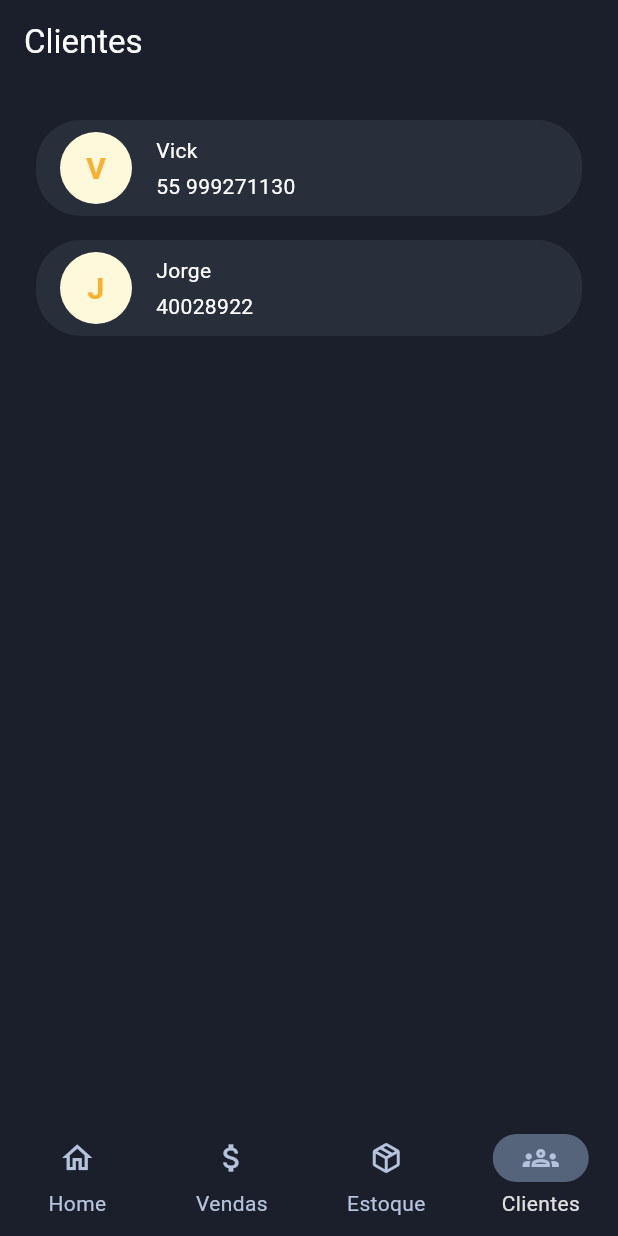
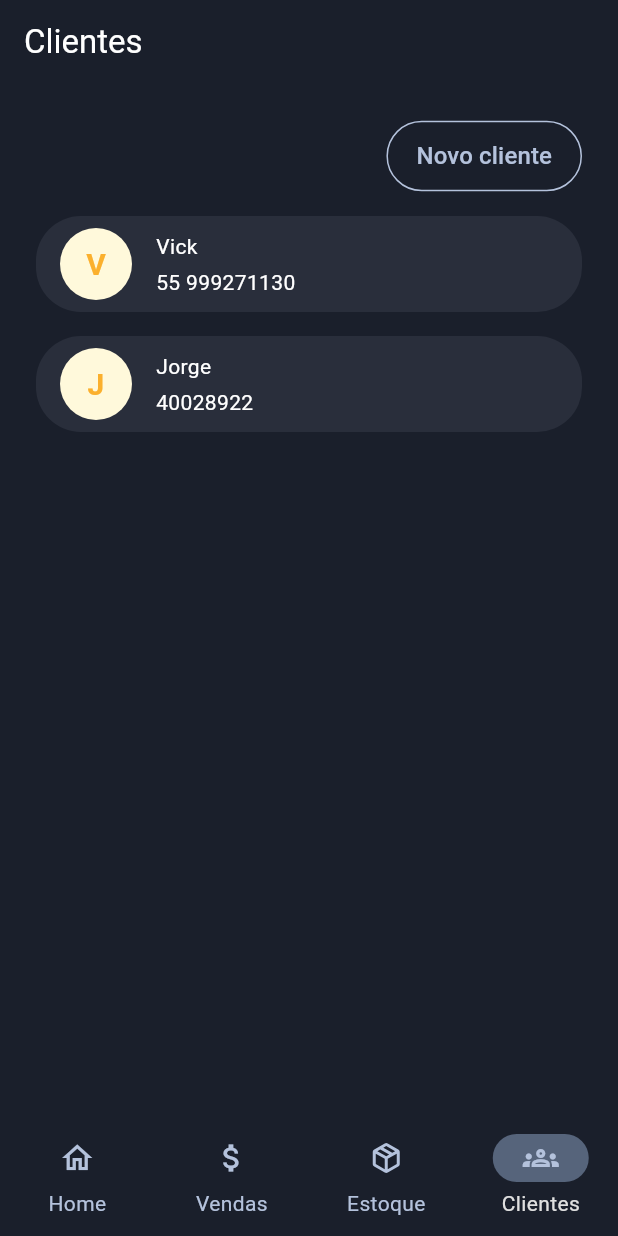
Before and after one commit to AlvaroRumpel/stock_app, a Flutter app: the screen it shows after launch, item 4 of the bottom bar chosen, on a phone screen of 412 x 824 dp. Run offline on Flutter 3.47's test engine with Material 3 defaults, Android fonts, the phone set to English and light mode, and no system bars; our stand-ins replace flutter_svg, go_router, supabase_flutter; accounts and stored records are empty.

Commit message:
Cusomers page working (design)

```diff
--- a/lib/modules/customers/customers_page.dart
+++ b/lib/modules/customers/customers_page.dart
@@ -16,6 +16,32 @@ class CustomersPage extends StatelessWidget {
           mainAxisSize: MainAxisSize.max,
           crossAxisAlignment: CrossAxisAlignment.stretch,
           children: [
+            Align(
+              alignment: Alignment.centerRight,
+              child: OutlinedButton(
+                onPressed:
+                    (
+                      //context.goNamed('');
+                    ) {},
+                style: OutlinedButton.styleFrom(
+                  side: BorderSide(color: AppColors.darkPrimary300),
+                  shape: RoundedRectangleBorder(
+                    borderRadius: BorderRadius.circular(30),
+                  ),
+                  padding: const EdgeInsets.symmetric(
+                    horizontal: 20,
+                    vertical: 12,
+                  ),
+                ),
+                child: const Text(
+                  "Novo cliente",
+                  style: TextStyle(
+                    color: AppColors.darkPrimary300,
+                    fontSize: 16,
+                  ),
+                ),
+              ),
+            ),
             CustomerInfo(name: "Vick", phone: "55 999271130"),
             CustomerInfo(name: "Jorge", phone: "40028922"),
           ],
```
